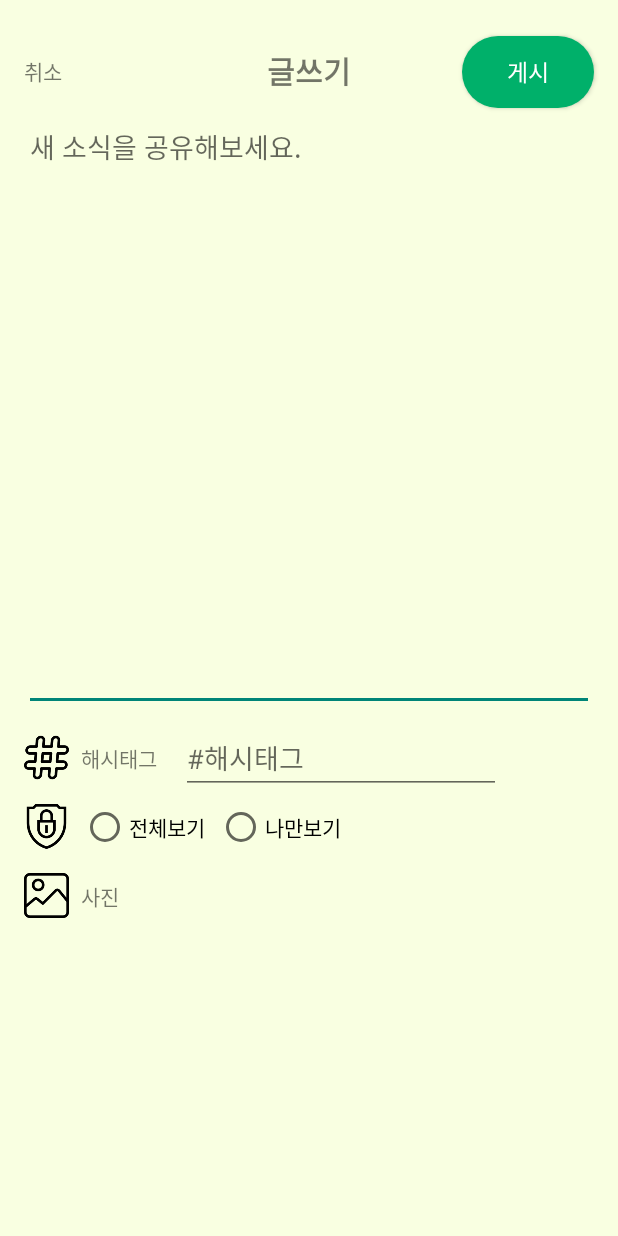
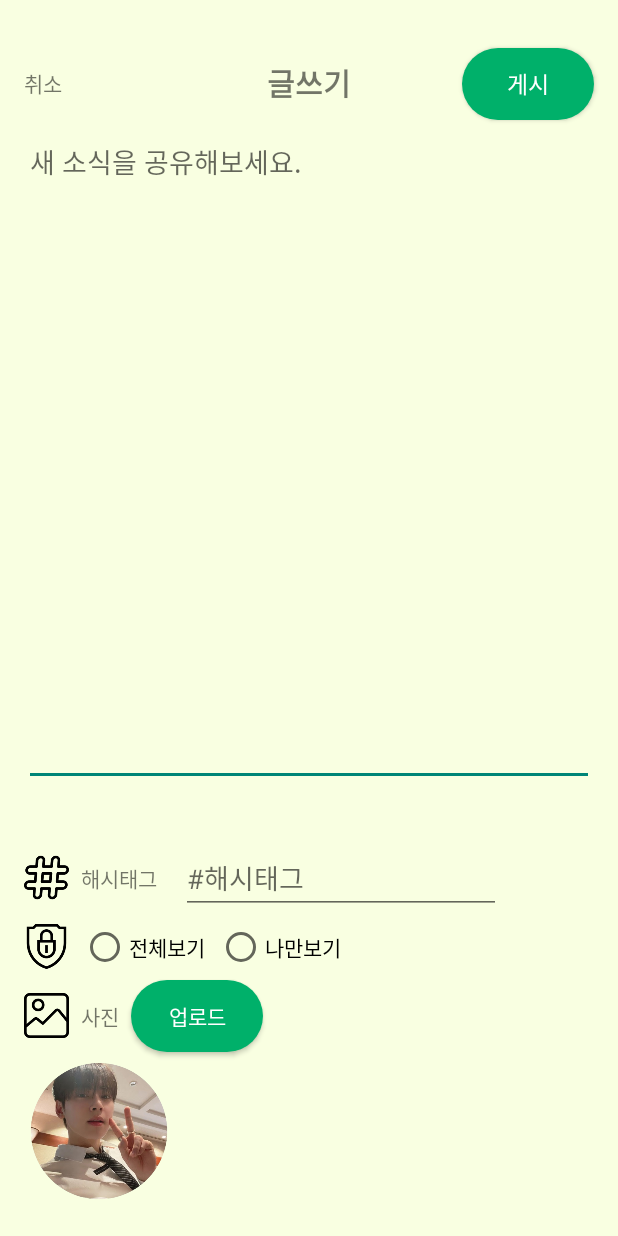
Before and after one commit to bluedev-yu/Co-Echo, an Android app: the fragment FragmentMyPage placed in its activity, after a tap on "글쓰기", on a phone screen of 412 x 824 dp. Run offline under Robolectric (Android 15) with nearby library versions, the light colour scheme and no system bars; our stand-ins replace Firebase (no records; nobody signed in at launch, a user with empty details on screens opened directly); pictures from the network do not load; 2 statements that could not run were skipped.

Commit message:
feedupload making

```diff
--- a/app/src/main/java/bluedev_yu/coecho/Fragment/FragmentMyPage.kt
+++ b/app/src/main/java/bluedev_yu/coecho/Fragment/FragmentMyPage.kt
@@ -24,15 +24,12 @@ import androidx.fragment.app.FragmentActivity
 import androidx.fragment.app.FragmentManager
 import androidx.fragment.app.FragmentPagerAdapter
 import androidx.viewpager.widget.ViewPager
-import bluedev_yu.coecho.Fragment.fragmentLikeStores
-import bluedev_yu.coecho.Fragment.fragmentMyFeed
-import bluedev_yu.coecho.Fragment.fragmentMyReview
-import bluedev_yu.coecho.Fragment.fragmentSubscriber
 import bluedev_yu.coecho.FragmentAdapter
 
 import bluedev_yu.coecho.LoginActivity
 import bluedev_yu.coecho.MainActivity
 import bluedev_yu.coecho.R
+import bluedev_yu.coecho.data.model.FollowDTO
 import bluedev_yu.coecho.data.model.userDTO
 import bluedev_yu.coecho.databinding.FragmentMyPageBinding
 import com.bumptech.glide.Glide
@@ -41,6 +38,7 @@ import com.google.android.material.tabs.TabLayout
 import com.google.firebase.auth.FirebaseAuth
 import com.google.firebase.firestore.FirebaseFirestore
 import com.google.firebase.storage.FirebaseStorage
+import org.w3c.dom.Text
 
 import java.text.SimpleDateFormat
 import java.util.*
@@ -55,7 +53,7 @@ private const val ARG_PARAM2 = "param2"
  * Use the [FragmentMyPage.newInstance] factory method to
  * create an instance of this fragment.
  */
-class FragmentMyPage : Fragment() {
+public class FragmentMyPage : Fragment() {
     // TODO: Rename and change types of parameters
     private var param1: String? = null
     private var param2: String? = null
@@ -70,11 +68,6 @@ class FragmentMyPage : Fragment() {
     private var viewProfile  : View? = null
     var pickImageFromAlbum =0
     var uriPhoto : Uri?= null
-
-    var fragmentMyFeed : Fragment ?= null
-    var fragmentMyReview : Fragment ?= null
-    var fragmentLikeStores : Fragment ? = null
-    var fragmentSubscriber : Fragment ?= null
 
     override fun onCreate(savedInstanceState: Bundle?) {
         super.onCreate(savedInstanceState)
@@ -137,6 +130,18 @@ class FragmentMyPage : Fragment() {
             startActivityForResult(photoPickerIntent,pickImageFromAlbum)
         }
 
+        //팔로워 팔로잉
+        firestore?.collection("Follow")?.document(auth?.uid.toString())?.addSnapshotListener{
+                documentSnapshot, firebaseFirestoreException ->
+            var document = documentSnapshot?.toObject(FollowDTO::class.java)
+            val MyPageFollower : TextView = viewProfile!!.findViewById(R.id.MyPageFollower)
+            val MyPageFollowing : TextView = viewProfile!!.findViewById(R.id.MyPageFollowing)
+
+            MyPageFollower.setText(document!!.followerCount.toString()+" 팔로워")
+            MyPageFollowing.setText(document!!.followingCount.toString()+" 팔로윙")
+
+        }
+
         //로그아웃
         /*
         val LogoutButton : Button = viewProfile!!.findViewById(R.id.LogOutButton)
@@ -177,7 +182,7 @@ class FragmentMyPage : Fragment() {
         }
     }
 
-    private fun funImageUpLoad(view : View){
+    fun funImageUpLoad(view : View){
         //var timestamp = SimpleDateFormat("yyyyMMdd_HHmmss").format(Date())
         var user = auth?.currentUser?.uid.toString()
         var imgFileName = "PROFILE"+user+".png"
--- a/app/src/main/java/bluedev_yu/coecho/MainActivity.kt
+++ b/app/src/main/java/bluedev_yu/coecho/MainActivity.kt
@@ -9,6 +9,7 @@ import android.widget.Toast
 import androidx.core.app.ActivityCompat
 import androidx.core.content.ContextCompat
 import androidx.fragment.app.Fragment
+import bluedev_yu.coecho.data.model.FollowDTO
 import bluedev_yu.coecho.data.model.userDTO
 import bluedev_yu.coecho.fragment.FragmentMap
 import bluedev_yu.coecho.fragment.FragmentMyPage
@@ -16,11 +17,8 @@ import bluedev_yu.coecho.fragment.FragmentSNS
 import bluedev_yu.coecho.databinding.ActivityMainBinding
 import com.google.android.material.navigation.NavigationBarView
 import com.google.firebase.auth.FirebaseAuth
-import com.google.firebase.auth.ktx.auth
 import com.google.firebase.firestore.FirebaseFirestore
-import com.google.firebase.ktx.Firebase
 import com.google.firebase.storage.FirebaseStorage
-import java.util.jar.Manifest
 
 
 class MainActivity : AppCompatActivity(), NavigationBarView.OnItemSelectedListener{
@@ -50,6 +48,7 @@ class MainActivity : AppCompatActivity(), NavigationBarView.OnItemSelectedListen
         binding.bottomNavBar.itemIconTintList = null;
 
         //firebase 로그인, 권한
+        //유저 정보 생성
         firestore?.collection("User")?.document(auth?.uid.toString())?.get()?.addOnSuccessListener {
             doc ->
             if(doc.exists()){
@@ -62,6 +61,19 @@ class MainActivity : AppCompatActivity(), NavigationBarView.OnItemSelectedListen
                 userInfo.userid = auth?.currentUser?.email
                 userInfo.strName = auth?.currentUser?.displayName
                 firestore?.collection("User")?.document(auth?.uid.toString())?.set(userInfo)
+            }
+        }
+
+        //팔로워 있는가
+        firestore?.collection("Follow")?.document(auth?.uid.toString())?.get()?.addOnSuccessListener {
+                doc ->
+            if(doc.exists()){
+
+            }
+            else
+            {
+                var followDTO = FollowDTO()
+                firestore?.collection("Follow")?.document(auth?.uid.toString())?.set(followDTO)
             }
         }
 
--- a/app/src/main/java/bluedev_yu/coecho/UploadFeed.kt
+++ b/app/src/main/java/bluedev_yu/coecho/UploadFeed.kt
@@ -1,9 +1,22 @@
 package bluedev_yu.coecho
 
+import android.Manifest
+import android.app.Activity
+import android.content.Intent
+import android.content.pm.PackageManager
+import android.net.Uri
 import androidx.appcompat.app.AppCompatActivity
 import android.os.Bundle
 import android.view.View
 import android.widget.*
+import androidx.core.content.ContextCompat
+import bluedev_yu.coecho.data.model.userDTO
+import bluedev_yu.coecho.databinding.UploadFeedBinding
+import bluedev_yu.coecho.fragment.FragmentMyPage
+import com.google.firebase.auth.FirebaseAuth
+import com.google.firebase.firestore.FirebaseFirestore
+import com.google.firebase.storage.FirebaseStorage
+
 
 class UploadFeed : AppCompatActivity() {
 
@@ -14,9 +27,25 @@ class UploadFeed : AppCompatActivity() {
     lateinit var btnUpload: Button
     lateinit var privacy: String
 
+    private var view  : View? = null
+    var auth : FirebaseAuth? = null
+    var firestore : FirebaseFirestore?= null //String 등 자료형 데이터베이스
+    var firestorage : FirebaseStorage?= null //사진, GIF 등의 파일 데이터베이스
+    private lateinit var binding : UploadFeedBinding
+
+    var pickImageFromAlbum =0
+    var uriPhoto : Uri?= null
+
     override fun onCreate(savedInstanceState: Bundle?) {
         super.onCreate(savedInstanceState)
-        setContentView(R.layout.upload_feed)
+
+        binding = UploadFeedBinding.inflate(layoutInflater)
+        view = binding.root
+        setContentView(view)
+
+        auth = FirebaseAuth.getInstance()
+        firestore = FirebaseFirestore.getInstance()
+        firestorage = FirebaseStorage.getInstance()
 
         cancleWriting = findViewById(R.id.tv_cancleWriting)
         cancleWriting.setOnClickListener {
@@ -24,10 +53,17 @@ class UploadFeed : AppCompatActivity() {
         }
 
         tvPhoto = findViewById(R.id.tv_photo)
-        tvPhoto.setOnClickListener {
             //혜주야 부탁해
             //갤러리에서 가져오는 그거야 ..
-        }
+
+            //프로필이미지 바꾸기
+            val FeedPhotoUploadButton : Button = binding.FeedPhotoUploadButton
+            FeedPhotoUploadButton.setOnClickListener{
+                var photoPickerIntent = Intent(Intent.ACTION_PICK)
+                photoPickerIntent.type = "image/*"
+                startActivityForResult(photoPickerIntent,pickImageFromAlbum)
+            }
+
 
         etHashtag = findViewById(R.id.et_hashtag)
         etText = findViewById(R.id.et_text)
@@ -45,7 +81,40 @@ class UploadFeed : AppCompatActivity() {
             }
 
         }
+    }
 
+    override fun onActivityResult(requestCode: Int, resultCode: Int, data: Intent?) {
+        super.onActivityResult(requestCode, resultCode, data)
+
+        if(requestCode == pickImageFromAlbum){
+            if(resultCode == Activity.RESULT_OK){
+                Toast.makeText(this,"들어오므",Toast.LENGTH_LONG).show()
+                uriPhoto = data?.data
+                val ImagePreview : ImageView = binding.ImagePreview
+                ImagePreview.setImageURI(uriPhoto)
+
+//                if(ContextCompat.checkSelfPermission(this, Manifest.permission.READ_EXTERNAL_STORAGE) == PackageManager.PERMISSION_GRANTED){
+//
+//                    funImageUpLoad(view!!)
+//                }
+            }
+        }
+    }
+
+    fun funImageUpLoad(view : View){
+        //var timestamp = SimpleDateFormat("yyyyMMdd_HHmmss").format(Date())
+        var user = auth?.currentUser?.uid.toString()
+        var imgFileName = "Feed"+user+".png"
+        var storageRef = firestorage?.reference?.child("Feed")?.child(imgFileName)
+
+        storageRef?.putFile(uriPhoto!!)?.addOnSuccessListener {
+            storageRef.downloadUrl.addOnSuccessListener{
+                    uri->
+                var userInfo = userDTO()
+                userInfo.imageUrl = uri.toString()
+                firestore?.collection("User")?.document(auth?.uid.toString())?.update("imageUrl",userInfo.imageUrl)
+            }
+        }
 
     }
 
--- a/app/src/main/java/bluedev_yu/coecho/data/model/FollowDTO.kt
+++ b/app/src/main/java/bluedev_yu/coecho/data/model/FollowDTO.kt
@@ -3,8 +3,8 @@ package bluedev_yu.coecho.data.model
 data class FollowDTO(
 
         var followerCount: Int = 0,
-        var followers: Array<String>,
+        var followers: List<String> = listOf(),
 
         var followingCount: Int = 0,
-        var followings: Array<String>,
+        var followings: List<String> = listOf(),
 )
--- a/app/src/main/res/layout/upload_feed.xml
+++ b/app/src/main/res/layout/upload_feed.xml
@@ -12,7 +12,7 @@
         android:id="@+id/constraintLayout2"
         android:layout_width="match_parent"
         android:layout_height="match_parent"
-        android:layout_marginTop="16dp"
+        android:layout_marginTop="24dp"
         app:layout_constraintTop_toTopOf="parent">
 
         <TextView
@@ -53,10 +53,11 @@
         <EditText
             android:id="@+id/et_text"
             android:layout_width="match_parent"
-            android:layout_height="400dp"
+            android:layout_height="match_parent"
             android:layout_marginStart="16dp"
-            android:layout_marginTop="12dp"
+            android:layout_marginTop="60dp"
             android:layout_marginEnd="16dp"
+            android:layout_marginBottom="300dp"
             android:gravity="top"
             android:hint="새 소식을 공유해보세요."
             app:layout_constraintEnd_toEndOf="parent"
@@ -68,7 +69,6 @@
             android:id="@+id/iv_hashtag"
             android:layout_width="30dp"
             android:layout_height="30dp"
-            android:layout_marginTop="16dp"
             app:layout_constraintStart_toStartOf="@+id/et_text"
             app:layout_constraintTop_toBottomOf="@+id/et_text"
             app:srcCompat="@drawable/iv_hashtag" />
@@ -109,22 +109,22 @@
             android:layout_width="wrap_content"
             android:layout_height="wrap_content"
             android:layout_marginStart="8dp"
+            android:onClick="onRadioButtonClicked"
             android:text="전체보기"
             app:layout_constraintBottom_toBottomOf="@+id/iv_privacy"
             app:layout_constraintStart_toEndOf="@+id/iv_privacy"
-            app:layout_constraintTop_toTopOf="@+id/iv_privacy"
-            android:onClick="onRadioButtonClicked"/>
+            app:layout_constraintTop_toTopOf="@+id/iv_privacy" />
 
         <RadioButton
             android:id="@+id/rb_private"
             android:layout_width="wrap_content"
             android:layout_height="wrap_content"
             android:layout_marginStart="8dp"
+            android:onClick="onRadioButtonClicked"
             android:text="나만보기"
             app:layout_constraintBottom_toBottomOf="@+id/iv_privacy"
             app:layout_constraintStart_toEndOf="@+id/rb_public"
-            app:layout_constraintTop_toTopOf="@+id/iv_privacy"
-            android:onClick="onRadioButtonClicked"/>
+            app:layout_constraintTop_toTopOf="@+id/iv_privacy" />
 
         <ImageView
             android:id="@+id/iv_photo"
@@ -145,6 +145,28 @@
             app:layout_constraintStart_toEndOf="@+id/iv_photo"
             app:layout_constraintTop_toTopOf="@+id/iv_photo" />
 
+        <Button
+            android:id="@+id/FeedPhotoUploadButton"
+            android:layout_width="wrap_content"
+            android:layout_height="wrap_content"
+            android:layout_marginStart="8dp"
+            android:background="@drawable/buttom_design"
+            android:text="업로드"
+            android:textColor="@color/white"
+            app:layout_constraintBottom_toBottomOf="@+id/tv_photo"
+            app:layout_constraintStart_toEndOf="@+id/tv_photo"
+            app:layout_constraintTop_toTopOf="@+id/tv_photo" />
+
+        <ImageView
+            android:id="@+id/ImagePreview"
+            android:layout_width="100dp"
+            android:layout_height="100dp"
+            android:layout_marginTop="16dp"
+            app:layout_constraintStart_toStartOf="@+id/iv_photo"
+            app:layout_constraintTop_toBottomOf="@+id/tv_photo"
+            app:srcCompat="@drawable/man1" />
+
+
     </androidx.constraintlayout.widget.ConstraintLayout>
 
 </androidx.constraintlayout.widget.ConstraintLayout>
```
Also changed, not shown: app/src/main/res/layout/fragment_my_page.xml (+5 -4 lines).
